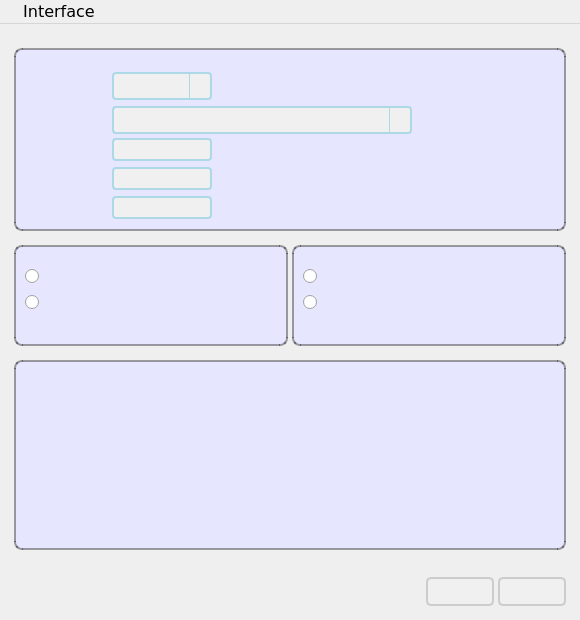
Above: meter/mainwindow.ui from cagavriloaie/WFlowLab before the change. Below: the same form after it.
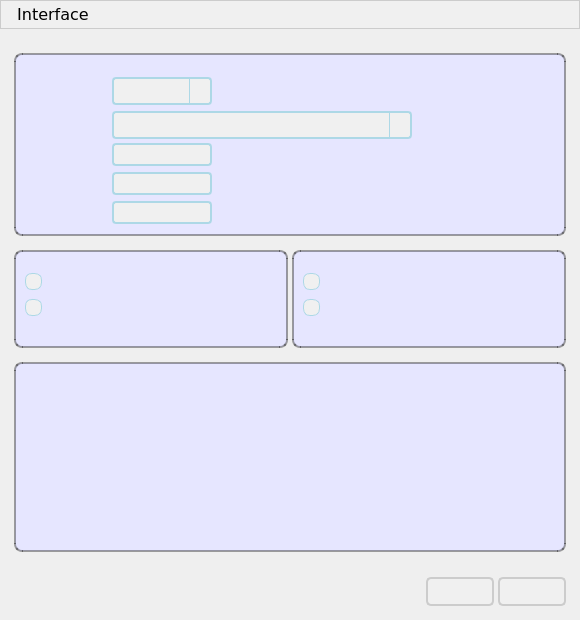
That is the form after the change. Icons and pictures are not drawn. Custom widgets are drawn as their Qt base class.

What changed in the file:
```diff
--- a/meter/mainwindow.ui
+++ b/meter/mainwindow.ui
@@ -112,6 +112,93 @@
     left: 7px;
     padding: 5px; /* Adjusted padding for better appearance */
 }
+
+/* QRadioButton */
+QRadioButton {
+    spacing: 5px;
+}
+
+QRadioButton::indicator {
+    width: 15px;
+    height: 15px;
+    border-radius: 7px; /* Half of width and height to make it a circle */
+    border: 1px solid #ADD8E6; /* Light blue border */
+    background-color: #f0f0f0; /* Light gray background */
+}
+
+QRadioButton::indicator:checked {
+    background-color: #ADD8E6; /* Light blue background when checked */
+    border: 1px solid #0078D7; /* Darker blue border when checked */
+}
+
+QRadioButton::indicator:unchecked:hover {
+    background-color: #e0e0e0; /* Slightly darker light gray background on hover when unchecked */
+}
+
+/* Menu Bar */
+QMenuBar {
+    background-color: #f0f0f0; /* Light gray background */
+    border: 1px solid #ccc; /* Light gray border */
+}
+
+/* Base Menu */
+QMenu {
+    background-color: #f0f0f0; /* Light gray background */
+    border: 1px solid #ccc; /* Light gray border */
+    padding: 4px; /* Adjust padding */
+    font-family: Verdana, Arial, sans-serif; /* Font family */
+    font-size: 12pt; /* Font size */
+}
+
+/* Menu Item */
+QMenu::item {
+    background-color: transparent; /* Transparent background */
+    padding: 4px 24px; /* Adjust padding */
+    font-family: Verdana, Arial, sans-serif; /* Font family */
+    font-size: 12pt; /* Font size */
+}
+
+QMenu::item:selected {
+    background-color: #d7d9d7; /* Light gray background when selected */
+}
+
+/* Disabled Menu Item */
+QMenu::item:disabled {
+    color: #999; /* Gray color for disabled items */
+}
+
+/* Separator */
+QMenu::separator {
+    height: 1px;
+    background-color: #ccc; /* Light gray separator */
+    margin: 4px 0; /* Adjust margin */
+}
+
+/* Action */
+QMenuBar::item,
+QMenu::item {
+    background: transparent;
+    padding: 4px 10px;
+    font-family: Verdana, Arial, sans-serif;
+    font-size: 12pt;
+    color: black;
+}
+
+QMenuBar::item:selected,
+QMenu::item:selected {
+    background: #f0f0f0;
+    color: black;
+    border-radius: 4px;
+}
+
+QMenuBar::item:pressed,
+QMenu::item:pressed {
+    background-color: #d7d9d7;
+    border-radius: 4px;
+    color: black;
+}
+
+
 </string>
   </property>
   <property name="unifiedTitleAndToolBarOnMac">
@@ -1010,7 +1097,7 @@
      <x>0</x>
      <y>0</y>
      <width>580</width>
-     <height>25</height>
+     <height>30</height>
     </rect>
    </property>
    <widget class="QMenu" name="menu_File">
```
